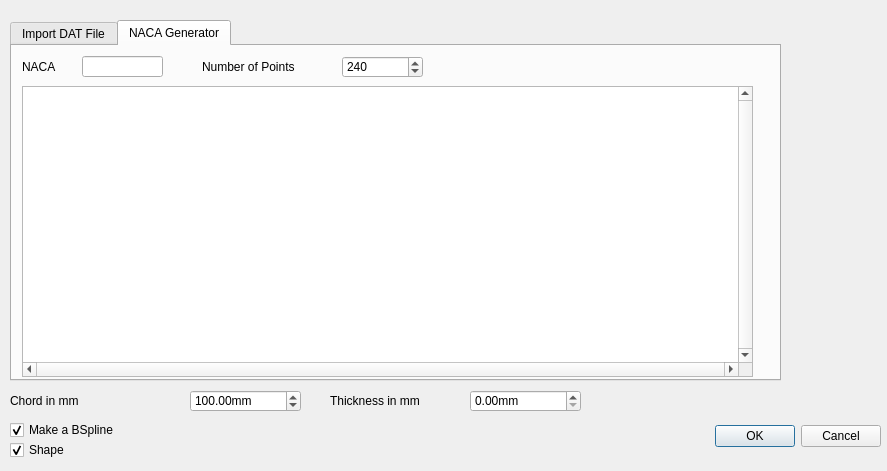
Before: the Qt Designer form resources/selectRibProfil.ui in FredsFactory/FreeCAD_AirPlaneDesign, drawn with Qt 5.
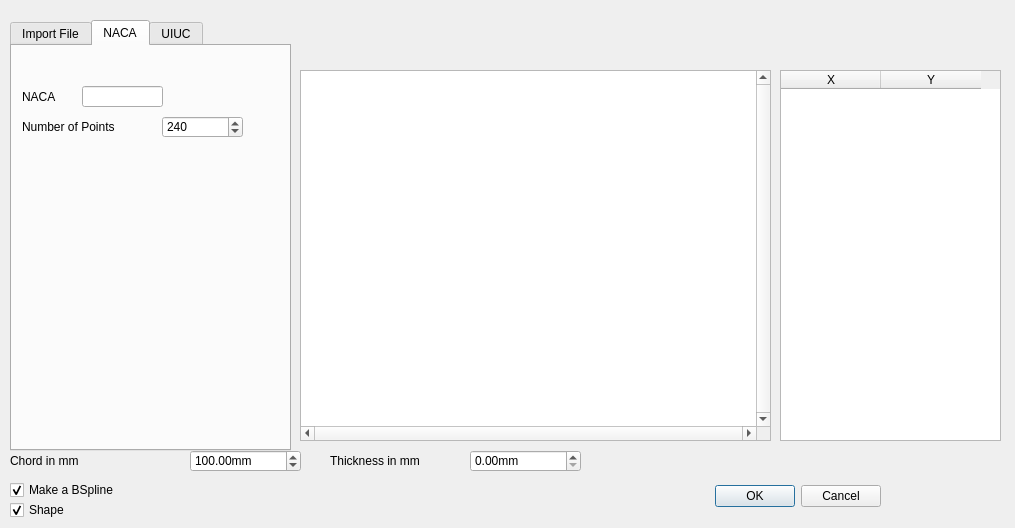
After: the same form once the commit is applied. The open tabs and pages were chosen to show the change.

Patch:
```diff
--- a/resources/selectRibProfil.ui
+++ b/resources/selectRibProfil.ui
@@ -6,8 +6,8 @@
    <rect>
     <x>0</x>
     <y>0</y>
-    <width>887</width>
-    <height>471</height>
+    <width>1015</width>
+    <height>528</height>
    </rect>
   </property>
   <property name="windowTitle">
@@ -17,7 +17,7 @@
    <property name="geometry">
     <rect>
      <x>710</x>
-     <y>420</y>
+     <y>480</y>
      <width>171</width>
      <height>32</height>
     </rect>
@@ -34,8 +34,8 @@
     <rect>
      <x>10</x>
      <y>20</y>
-     <width>771</width>
-     <height>361</height>
+     <width>281</width>
+     <height>431</height>
     </rect>
    </property>
    <property name="currentIndex">
@@ -43,7 +43,7 @@
    </property>
    <widget class="QWidget" name="fileTab">
     <attribute name="title">
-     <string>Import DAT File</string>
+     <string extracomment="Import DAT File">Import File</string>
     </attribute>
     <widget class="QLabel" name="label">
      <property name="geometry">
@@ -71,13 +71,13 @@
    </widget>
    <widget class="QWidget" name="nacaTab">
     <attribute name="title">
-     <string>NACA Generator</string>
+     <string extracomment="Naca Generrator">NACA</string>
     </attribute>
     <widget class="QLabel" name="label_3">
      <property name="geometry">
       <rect>
        <x>10</x>
-       <y>0</y>
+       <y>30</y>
        <width>61</width>
        <height>41</height>
       </rect>
@@ -89,8 +89,8 @@
     <widget class="QLabel" name="label_4">
      <property name="geometry">
       <rect>
-       <x>190</x>
-       <y>0</y>
+       <x>10</x>
+       <y>60</y>
        <width>111</width>
        <height>41</height>
       </rect>
@@ -103,7 +103,7 @@
      <property name="geometry">
       <rect>
        <x>70</x>
-       <y>10</y>
+       <y>40</y>
        <width>81</width>
        <height>21</height>
       </rect>
@@ -118,8 +118,8 @@
     <widget class="QSpinBox" name="nacaNbrPoint">
      <property name="geometry">
       <rect>
-       <x>330</x>
-       <y>10</y>
+       <x>150</x>
+       <y>70</y>
        <width>81</width>
        <height>22</height>
       </rect>
@@ -131,35 +131,18 @@
       <number>240</number>
      </property>
     </widget>
-    <widget class="QGraphicsView" name="ribView">
-     <property name="geometry">
-      <rect>
-       <x>10</x>
-       <y>40</y>
-       <width>731</width>
-       <height>291</height>
-      </rect>
-     </property>
-     <property name="verticalScrollBarPolicy">
-      <enum>Qt::ScrollBarAlwaysOn</enum>
-     </property>
-     <property name="horizontalScrollBarPolicy">
-      <enum>Qt::ScrollBarAlwaysOn</enum>
-     </property>
-     <property name="sizeAdjustPolicy">
-      <enum>QAbstractScrollArea::AdjustToContents</enum>
-     </property>
-     <property name="viewportUpdateMode">
-      <enum>QGraphicsView::SmartViewportUpdate</enum>
-     </property>
-    </widget>
+   </widget>
+   <widget class="QWidget" name="tab">
+    <attribute name="title">
+     <string extracomment="UIUC Airfoil Database">UIUC</string>
+    </attribute>
    </widget>
   </widget>
   <widget class="QDoubleSpinBox" name="chord">
    <property name="geometry">
     <rect>
      <x>190</x>
-     <y>390</y>
+     <y>450</y>
      <width>111</width>
      <height>22</height>
     </rect>
@@ -178,7 +161,7 @@
    <property name="geometry">
     <rect>
      <x>10</x>
-     <y>380</y>
+     <y>440</y>
      <width>181</width>
      <height>41</height>
     </rect>
@@ -191,7 +174,7 @@
    <property name="geometry">
     <rect>
      <x>10</x>
-     <y>420</y>
+     <y>480</y>
      <width>121</width>
      <height>20</height>
     </rect>
@@ -210,7 +193,7 @@
    <property name="geometry">
     <rect>
      <x>10</x>
-     <y>440</y>
+     <y>500</y>
      <width>121</width>
      <height>20</height>
     </rect>
@@ -229,7 +212,7 @@
    <property name="geometry">
     <rect>
      <x>330</x>
-     <y>380</y>
+     <y>440</y>
      <width>161</width>
      <height>41</height>
     </rect>
@@ -242,7 +225,7 @@
    <property name="geometry">
     <rect>
      <x>470</x>
-     <y>390</y>
+     <y>450</y>
      <width>111</width>
      <height>22</height>
     </rect>
@@ -257,6 +240,48 @@
     <double>0.000000000000000</double>
    </property>
   </widget>
+  <widget class="QTableWidget" name="profilTable">
+   <property name="geometry">
+    <rect>
+     <x>780</x>
+     <y>70</y>
+     <width>221</width>
+     <height>371</height>
+    </rect>
+   </property>
+   <column>
+    <property name="text">
+     <string>X</string>
+    </property>
+   </column>
+   <column>
+    <property name="text">
+     <string>Y</string>
+    </property>
+   </column>
+  </widget>
+  <widget class="QGraphicsView" name="ribView">
+   <property name="geometry">
+    <rect>
+     <x>300</x>
+     <y>70</y>
+     <width>471</width>
+     <height>371</height>
+    </rect>
+   </property>
+   <property name="verticalScrollBarPolicy">
+    <enum>Qt::ScrollBarAlwaysOn</enum>
+   </property>
+   <property name="horizontalScrollBarPolicy">
+    <enum>Qt::ScrollBarAlwaysOn</enum>
+   </property>
+   <property name="sizeAdjustPolicy">
+    <enum>QAbstractScrollArea::AdjustToContents</enum>
+   </property>
+   <property name="viewportUpdateMode">
+    <enum>QGraphicsView::SmartViewportUpdate</enum>
+   </property>
+  </widget>
  </widget>
  <resources/>
  <connections>
```
Left out of the diff: 13 changed lines with no effect on the pictures.
